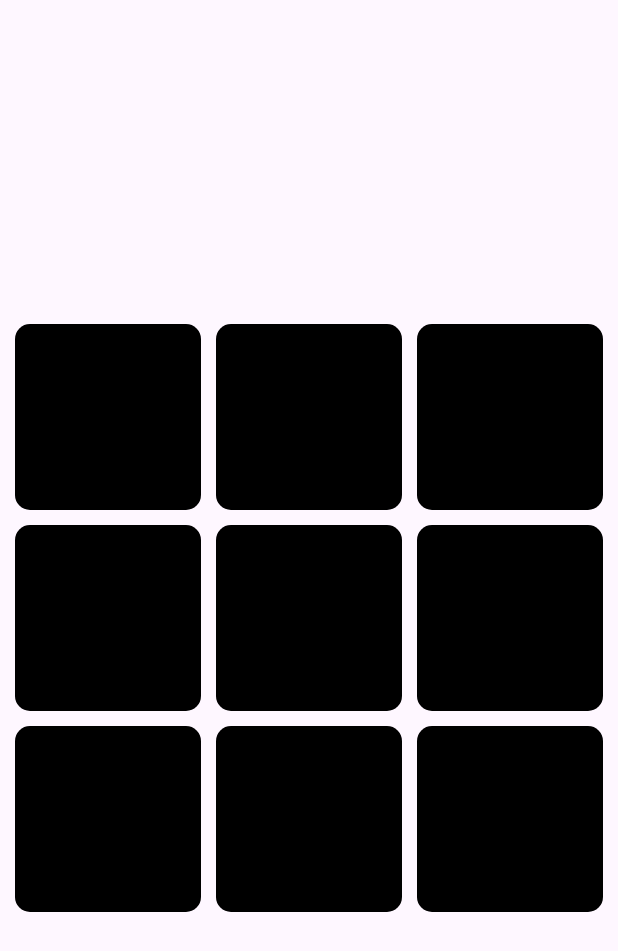
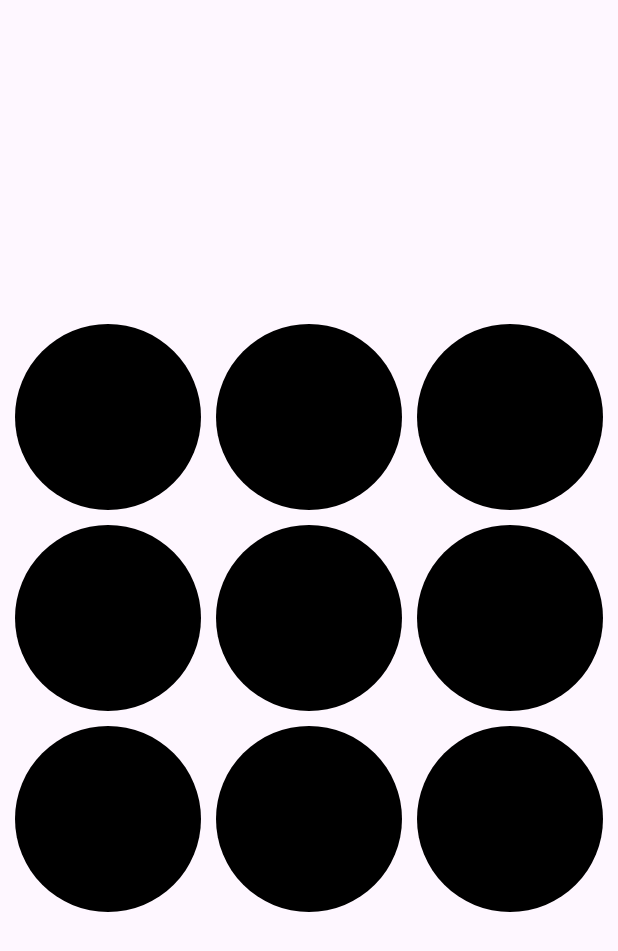
Before and after one commit to ahmedkamel237/animated_flip_widget, a Flutter app: the screen it shows after launch, on a phone screen of 412 x 824 dp. Shown: the top 951 px of the screen. Run offline on Flutter 3.47's test engine with Material 3 defaults, Android fonts, the phone set to English and light mode, and no system bars.

Commit message:
edit design.

```diff
--- a/lib/main.dart
+++ b/lib/main.dart
@@ -56,17 +56,17 @@ class _AnimatedFlipWidgetDemoState extends State<AnimatedFlipWidgetDemo> {
                 firstChild: Container(
                   width: 100,
                   height: 100,
-                  decoration: BoxDecoration(
+                  decoration: const BoxDecoration(
                     color: Colors.black,
-                    borderRadius: BorderRadius.circular(10),
+                    shape: BoxShape.circle,
                   ),
                 ),
                 secondChild: Container(
                   width: 100,
                   height: 100,
-                  decoration: BoxDecoration(
+                  decoration: const BoxDecoration(
                     color: Colors.green,
-                    borderRadius: BorderRadius.circular(10),
+                    shape: BoxShape.circle,
                   ),
                 ),
               ),
```
